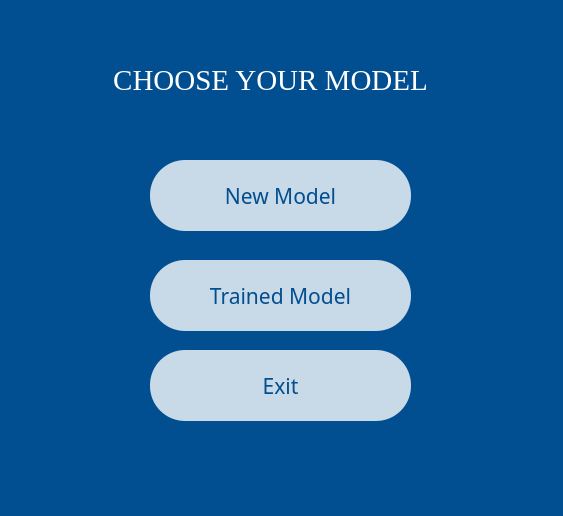
Above: ui_files/modeltype.ui from Komal-99/Machine-learning-GUI before the change. Below: the same form after it.
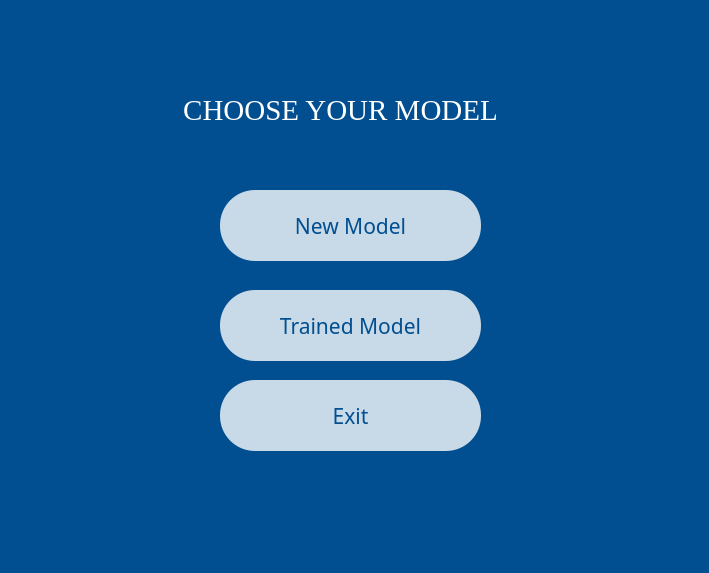
That is the form after the change.

The edit to the form file:
```diff
--- a/ui_files/modeltype.ui
+++ b/ui_files/modeltype.ui
@@ -1,57 +1,28 @@
 <?xml version="1.0" encoding="UTF-8"?>
 <ui version="4.0">
- <class>dialog</class>
- <widget class="QDialog" name="dialog">
+ <class>MainWindow</class>
+ <widget class="QMainWindow" name="MainWindow">
   <property name="geometry">
    <rect>
     <x>0</x>
     <y>0</y>
-    <width>563</width>
-    <height>516</height>
+    <width>709</width>
+    <height>573</height>
    </rect>
   </property>
   <property name="windowTitle">
-   <string>Dialog</string>
-  </property>
-  <property name="layoutDirection">
-   <enum>Qt::LeftToRight</enum>
+   <string>MainWindow</string>
   </property>
   <property name="styleSheet">
    <string notr="true">background-color:rgb(1, 78, 144)
 </string>
   </property>
-  <widget class="QPushButton" name="newmodel">
-   <property name="geometry">
-    <rect>
-     <x>150</x>
-     <y>160</y>
-     <width>261</width>
-     <height>71</height>
-    </rect>
-   </property>
-   <property name="font">
-    <font>
-     <family>Segoe Fluent Icons</family>
-     <pointsize>16</pointsize>
-     <weight>50</weight>
-     <bold>false</bold>
-    </font>
-   </property>
-   <property name="styleSheet">
-    <string notr="true">background-color: rgb(200, 217, 231);
-border-radius: 35px;
-border-width: 2opx;
-color: rgb(1, 78, 144);</string>
-   </property>
-   <property name="text">
-    <string>New Model</string>
-   </property>
-  </widget>
+  <widget class="QWidget" name="centralwidget">
   <widget class="QPushButton" name="trainedmodel">
    <property name="geometry">
     <rect>
-     <x>150</x>
-     <y>260</y>
+      <x>220</x>
+      <y>290</y>
      <width>261</width>
      <height>71</height>
     </rect>
@@ -77,8 +48,8 @@
   <widget class="QLabel" name="label_2">
    <property name="geometry">
     <rect>
-     <x>0</x>
-     <y>40</y>
+      <x>70</x>
+      <y>70</y>
      <width>541</width>
      <height>81</height>
     </rect>
@@ -106,11 +77,38 @@
     <set>Qt::AlignCenter</set>
    </property>
   </widget>
+   <widget class="QPushButton" name="newmodel">
+    <property name="geometry">
+     <rect>
+      <x>220</x>
+      <y>190</y>
+      <width>261</width>
+      <height>71</height>
+     </rect>
+    </property>
+    <property name="font">
+     <font>
+      <family>Segoe Fluent Icons</family>
+      <pointsize>16</pointsize>
+      <weight>50</weight>
+      <bold>false</bold>
+     </font>
+    </property>
+    <property name="styleSheet">
+     <string notr="true">background-color: rgb(200, 217, 231);
+border-radius: 35px;
+border-width: 2opx;
+color: rgb(1, 78, 144);</string>
+    </property>
+    <property name="text">
+     <string>New Model</string>
+    </property>
+   </widget>
   <widget class="QPushButton" name="ExitButton">
    <property name="geometry">
     <rect>
-     <x>150</x>
-     <y>350</y>
+      <x>220</x>
+      <y>380</y>
      <width>261</width>
      <height>71</height>
     </rect>
@@ -133,6 +131,18 @@
     <string>Exit</string>
    </property>
   </widget>
+  </widget>
+  <widget class="QMenuBar" name="menubar">
+   <property name="geometry">
+    <rect>
+     <x>0</x>
+     <y>0</y>
+     <width>709</width>
+     <height>26</height>
+    </rect>
+   </property>
+  </widget>
+  <widget class="QStatusBar" name="statusbar"/>
  </widget>
  <resources/>
  <connections/>
```
Lines whose indentation alone changed are shown as unchanged.
